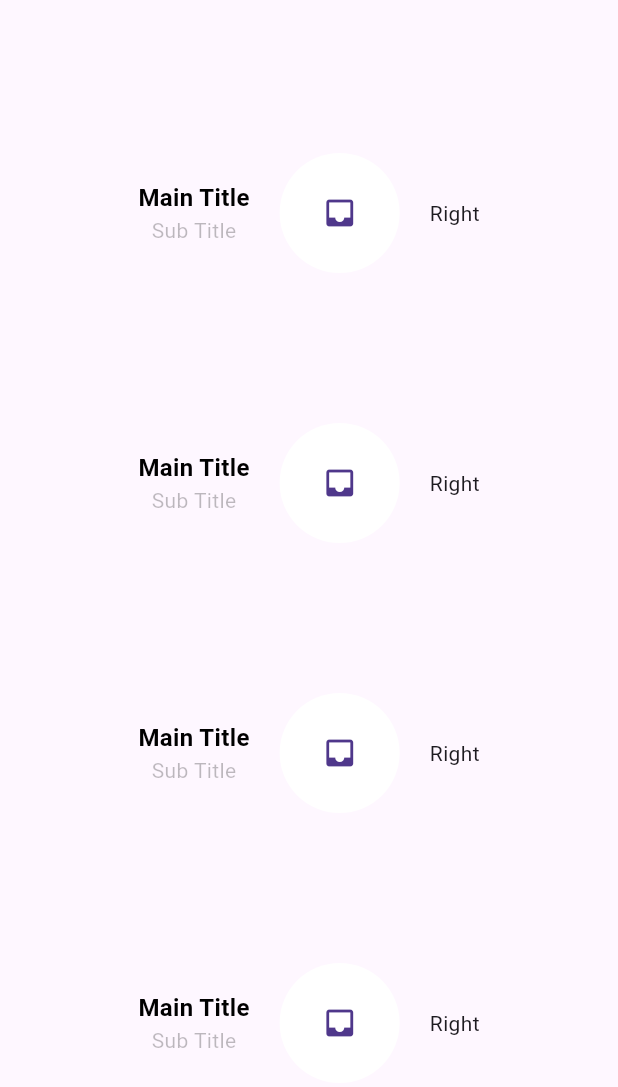
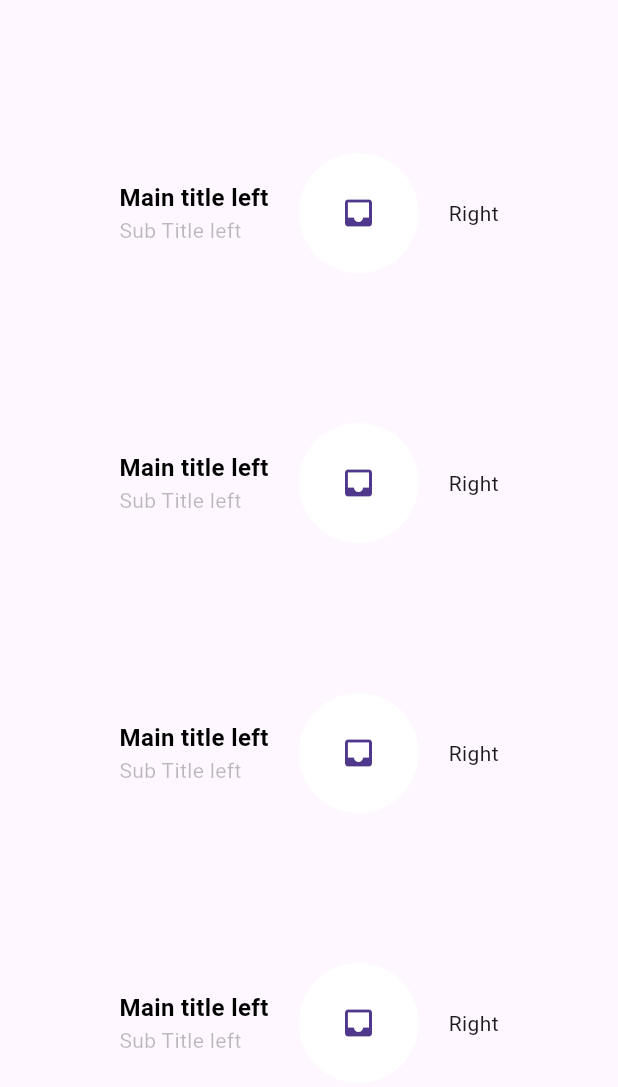
Before and after one commit to Meir-Crombie/ResQDoc-Hackthon, a Flutter app: the screen it shows after launch, on a phone screen of 412 x 824 dp. Shown: the top 1087 px of the screen. Run offline on Flutter 3.47's test engine with Material 3 defaults, Android fonts, the phone set to English and light mode, and no system bars; our stand-ins replace just_audio, permission_handler; missing offline and left inert: record.

Commit message:
Left text block has been shifted to the left

```diff
--- a/frontend/lib/widgets/LeftText.dart
+++ b/frontend/lib/widgets/LeftText.dart
@@ -1,12 +1,21 @@
 import 'package:flutter/material.dart';
 
 class LeftText extends StatelessWidget {
+  const LeftText({
+    super.key,
+    required this.mainTitle,
+    required this.subTitle,
+  });
+  final String mainTitle;
+  final String subTitle;
+
   @override
   Widget build(BuildContext context) {
     return Column(
+      crossAxisAlignment: CrossAxisAlignment.start,
       children: [
         Text(
-          "Main Title",
+          mainTitle,
           style: TextStyle(
             color: Colors.black,
             fontWeight: FontWeight.bold,
@@ -14,7 +23,7 @@ class LeftText extends StatelessWidget {
           ),
         ),
         Text(
-          "Sub Title",
+          subTitle,
           style: TextStyle(
             color: Colors.black26,
             fontSize: 14,
--- a/frontend/lib/widgets/RowOfContent.dart
+++ b/frontend/lib/widgets/RowOfContent.dart
@@ -10,7 +10,10 @@ class Rowofcontent extends StatelessWidget {
     return Row(
       mainAxisAlignment: MainAxisAlignment.center,
       children: [
-        LeftText(),
+        LeftText(
+          mainTitle: "Main title left",
+          subTitle: "Sub Title left",
+        ),
         SizedBox(
           width: space,
         ),
```
